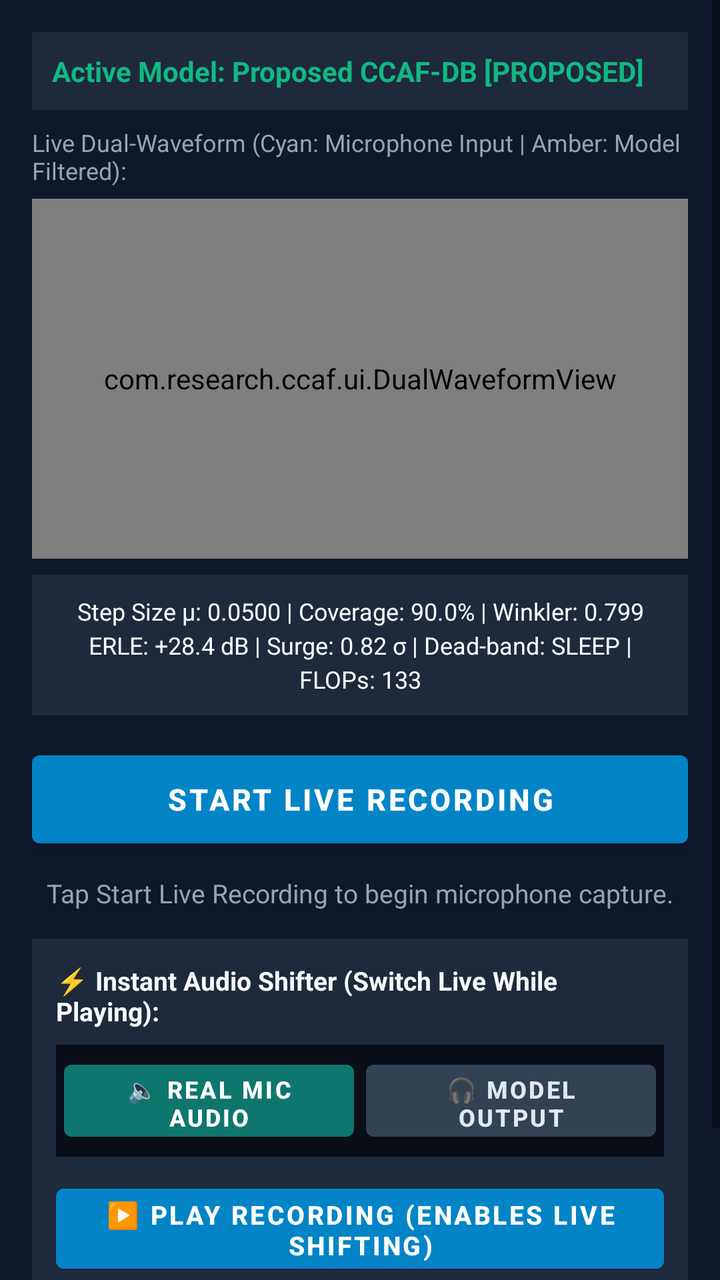
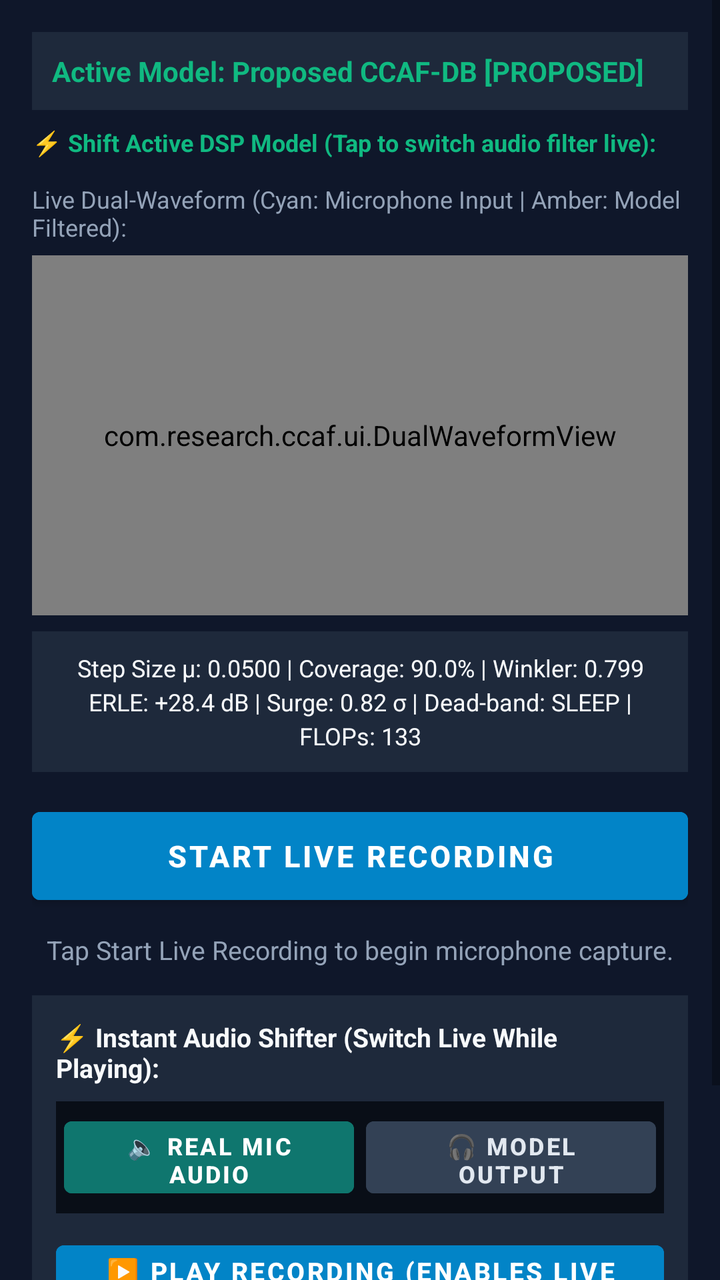

Two renders of the same Android screen: before a commit and after it. Below are the layout's source before the change and the commit's diff.
<!-- AndroidManifest.xml: application theme Theme.CCAFApp -->
<!-- res/layout/fragment_live_record.xml -->
<?xml version="1.0" encoding="utf-8"?>
<ScrollView xmlns:android="http://schemas.android.com/apk/res/android"
    android:layout_width="match_parent"
    android:layout_height="match_parent"
    android:background="@color/background"
    android:fillViewport="true">

    <LinearLayout
        android:layout_width="match_parent"
        android:layout_height="wrap_content"
        android:orientation="vertical"
        android:padding="16dp">

        
        <TextView
            android:id="@+id/tvActiveModelTag"
            android:layout_width="match_parent"
            android:layout_height="wrap_content"
            android:background="#1E293B"
            android:padding="10dp"
            android:text="Active Model: Proposed CCAF-DB [PROPOSED]"
            android:textColor="@color/accent_emerald"
            android:textSize="14sp"
            android:textStyle="bold" />

        <TextView
            android:layout_width="wrap_content"
            android:layout_height="wrap_content"
            android:layout_marginTop="8dp"
            android:text="Live Dual-Waveform (Cyan: Microphone Input | Amber: Model Filtered):"
            android:textColor="@color/text_secondary"
            android:textSize="12sp" />

        
        <com.research.ccaf.ui.DualWaveformView
            android:id="@+id/liveWaveformView"
            android:layout_width="match_parent"
            android:layout_height="180dp"
            android:layout_marginTop="6dp" />

        
        <TextView
            android:id="@+id/tvMetrics"
            android:layout_width="match_parent"
            android:layout_height="wrap_content"
            android:layout_marginTop="8dp"
            android:background="#1E293B"
            android:gravity="center"
            android:padding="10dp"
            android:text="Step Size μ: 0.0500 | Coverage: 90.0% | Winkler: 0.799\nERLE: +28.4 dB | Surge: 0.82 σ | Dead-band: SLEEP | FLOPs: 133"
            android:textColor="@color/text_primary"
            android:textSize="12sp"
            android:lineSpacingExtra="3dp" />

        
        <Button
            android:id="@+id/btnRecordToggle"
            android:layout_width="match_parent"
            android:layout_height="56dp"
            android:layout_marginTop="14dp"
            android:backgroundTint="#0284C7"
            android:text="START LIVE RECORDING"
            android:textColor="#FFFFFF"
            android:textSize="15sp"
            android:textStyle="bold" />

        
        <TextView
            android:id="@+id/tvStatus"
            android:layout_width="match_parent"
            android:layout_height="wrap_content"
            android:layout_marginTop="10dp"
            android:gravity="center"
            android:text="Tap Start Live Recording to begin microphone capture."
            android:textColor="@color/text_secondary"
            android:textSize="13sp" />

        
        <LinearLayout
            android:layout_width="match_parent"
            android:layout_height="wrap_content"
            android:layout_marginTop="14dp"
            android:background="#1E293B"
            android:orientation="vertical"
            android:padding="12dp">

            <TextView
                android:layout_width="wrap_content"
                android:layout_height="wrap_content"
                android:text="⚡ Instant Audio Shifter (Switch Live While Playing):"
                android:textColor="@color/text_primary"
                android:textSize="13sp"
                android:textStyle="bold" />

            
            <LinearLayout
                android:layout_width="match_parent"
                android:layout_height="wrap_content"
                android:layout_marginTop="8dp"
                android:background="#090E17"
                android:padding="4dp"
                android:orientation="horizontal">

                <Button
                    android:id="@+id/btnListenReal"
                    android:layout_width="0dp"
                    android:layout_height="48dp"
                    android:layout_weight="1"
                    android:backgroundTint="#0F766E"
                    android:enabled="false"
                    android:text="🔈 Real Mic Audio"
                    android:textColor="#FFFFFF"
                    android:textSize="12sp"
                    android:textStyle="bold" />

                <Button
                    android:id="@+id/btnListenModel"
                    android:layout_width="0dp"
                    android:layout_height="48dp"
                    android:layout_marginStart="6dp"
                    android:layout_weight="1"
                    android:backgroundTint="#334155"
                    android:enabled="false"
                    android:text="🎧 Model Output"
                    android:textColor="#E2E8F0"
                    android:textSize="12sp"
                    android:textStyle="bold" />
            </LinearLayout>

            
            <Button
                android:id="@+id/btnPlaySeamlessLive"
                android:layout_width="match_parent"
                android:layout_height="52dp"
                android:layout_marginTop="10dp"
                android:backgroundTint="#0284C7"
                android:enabled="false"
                android:text="▶️ PLAY RECORDING (ENABLES LIVE SHIFTING)"
                android:textColor="#FFFFFF"
                android:textSize="13sp"
                android:textStyle="bold" />

            
            <Button
                android:id="@+id/btnSave"
                android:layout_width="match_parent"
                android:layout_height="48dp"
                android:layout_marginTop="10dp"
                android:backgroundTint="#059669"
                android:enabled="false"
                android:text="💾 SAVE PROCESSED AUDIO TO STORAGE (.WAV)"
                android:textColor="#FFFFFF"
                android:textSize="13sp"
                android:textStyle="bold" />
        </LinearLayout>

    </LinearLayout>
</ScrollView>
<!-- resources referenced by this layout -->
<resources>
  <color name="accent_emerald">#10B981</color>
  <color name="background">#0F172A</color>
  <color name="text_primary">#F8FAFC</color>
  <color name="text_secondary">#94A3B8</color>
  <style name="Theme.CCAFApp" parent="Theme.MaterialComponents.DayNight.NoActionBar">
          <item name="colorPrimary">@color/primary</item>
          <item name="colorPrimaryVariant">@color/primary_variant</item>
          <item name="colorSecondary">@color/secondary</item>
          <item name="android:windowBackground">@color/background</item>
          <item name="android:statusBarColor">#0B1120</item>
          <item name="android:navigationBarColor">#0F172A</item>
      </style>
  <color name="primary">#0284C7</color>
  <color name="primary_variant">#0369A1</color>
  <color name="secondary">#10B981</color>
</resources>

<!-- the commit's change to res/layout/fragment_live_record.xml (unified diff, before → after) -->
@@ -22,6 +22,29 @@
             android:textColor="@color/accent_emerald"
             android:textSize="14sp"
             android:textStyle="bold" />
+
+        
+        <TextView
+            android:layout_width="wrap_content"
+            android:layout_height="wrap_content"
+            android:layout_marginTop="8dp"
+            android:text="⚡ Shift Active DSP Model (Tap to switch audio filter live):"
+            android:textColor="@color/accent_emerald"
+            android:textSize="12sp"
+            android:textStyle="bold" />
+
+        <HorizontalScrollView
+            android:layout_width="match_parent"
+            android:layout_height="wrap_content"
+            android:layout_marginTop="4dp"
+            android:scrollbars="none">
+
+            <LinearLayout
+                android:id="@+id/layoutQuickModelBarLive"
+                android:layout_width="wrap_content"
+                android:layout_height="wrap_content"
+                android:orientation="horizontal" />
+        </HorizontalScrollView>
 
         <TextView
             android:layout_width="wrap_content"
